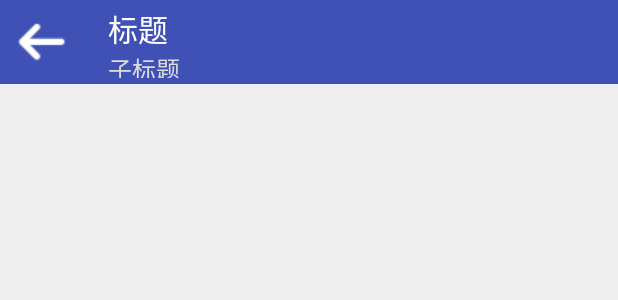
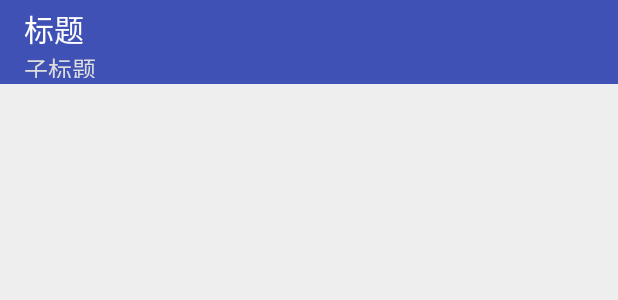
Before and after one commit to fengwenyi/AppLearn, an Android app: the layout activity_tool_test.xml on its own in the app's theme, with its tools: preview values and no code run, on a phone screen of 412 x 824 dp. Shown: the top 300 px of the screen. Run offline under Robolectric (Android 15) with nearby library versions, the phone set to English and light mode, and no system bars.

Commit message:
Toolbar布局

```diff
--- a/toolbar/src/main/AndroidManifest.xml
+++ b/toolbar/src/main/AndroidManifest.xml
@@ -9,7 +9,7 @@
         android:roundIcon="@mipmap/ic_launcher_round"
         android:supportsRtl="true"
         android:theme="@style/AppTheme">
-        <activity android:name=".day_20180402.TestActivity" android:theme="@style/Theme.AppCompat.NoActionBar">
+        <activity android:name=".day_20180402.TestActivity" android:theme="@style/AppTheme">
             <intent-filter>
                 <action android:name="android.intent.action.MAIN" />
 
--- a/toolbar/src/main/java/com/fengwenyi/app/toolbar/day_20180402/TestActivity.java
+++ b/toolbar/src/main/java/com/fengwenyi/app/toolbar/day_20180402/TestActivity.java
@@ -21,6 +21,8 @@ public class TestActivity extends AppCompatActivity {
 
         Toolbar toolbar = findViewById(R.id.toolbar);
         setSupportActionBar(toolbar);
+        getSupportActionBar().setHomeButtonEnabled(true); //设置返回键可用
+        getSupportActionBar().setDisplayHomeAsUpEnabled(true);
     }
 
     @Override
--- a/toolbar/src/main/res/layout/activity_tool_test.xml
+++ b/toolbar/src/main/res/layout/activity_tool_test.xml
@@ -10,10 +10,13 @@
         android:layout_width="match_parent"
         android:layout_height="?attr/actionBarSize"
         android:background="@color/colorPrimary"
-        app:navigationIcon="@drawable/back"
+
         app:subtitle="子标题"
         app:title="标题"
         app:subtitleTextColor="#dddddd"
         app:titleTextColor="#ffffff"/>
+    <!--
+     自定义返回箭头
+     -->
 
 </LinearLayout>
--- a/toolbar/src/main/res/values/styles.xml
+++ b/toolbar/src/main/res/values/styles.xml
@@ -1,11 +1,25 @@
 <resources>
 
     <!-- Base application theme. -->
-    <style name="AppTheme" parent="Theme.AppCompat.Light.DarkActionBar">
+    <!--<style name="AppTheme" parent="Theme.AppCompat.Light.DarkActionBar">
+        &lt;!&ndash; Customize your theme here. &ndash;&gt;
+        <item name="colorPrimary">@color/colorPrimary</item>
+        <item name="colorPrimaryDark">@color/colorPrimaryDark</item>
+        <item name="colorAccent">@color/colorAccent</item>
+    </style>-->
+
+    <style name="AppTheme" parent="Theme.AppCompat.Light.NoActionBar">
         <!-- Customize your theme here. -->
         <item name="colorPrimary">@color/colorPrimary</item>
         <item name="colorPrimaryDark">@color/colorPrimaryDark</item>
         <item name="colorAccent">@color/colorAccent</item>
+        <!-- 溢出菜单图标颜色-->
+        <item name="colorControlNormal">@android:color/white</item>
+        <!-- 溢出菜单图标自定义-->
+        <item name="android:actionOverflowButtonStyle">@style/OverflowButtonStyle</item>
     </style>
 
+    <style name="OverflowButtonStyle" parent="android:Widget.ActionButton.Overflow">
+        <item name="android:src">@mipmap/add</item>
+    </style>
 </resources>
```
Also changed, not shown: toolbar/src/main/res/drawable/add.png (added), toolbar/src/main/res/mipmap-hdpi/add.png (added), 1 other file.
